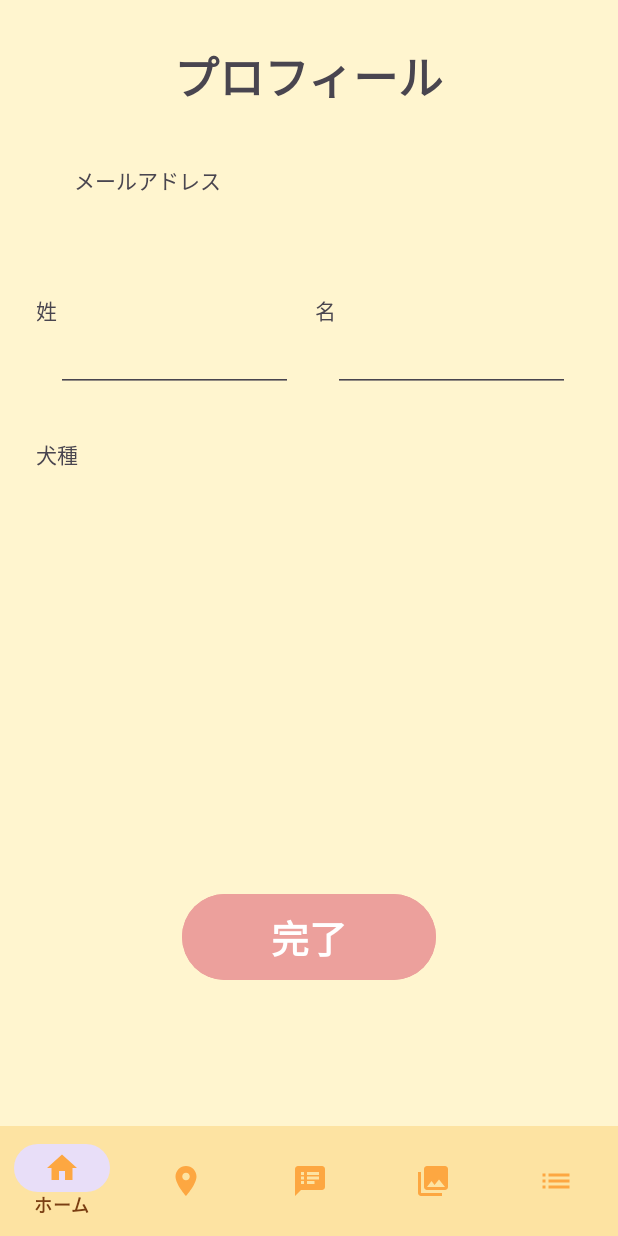
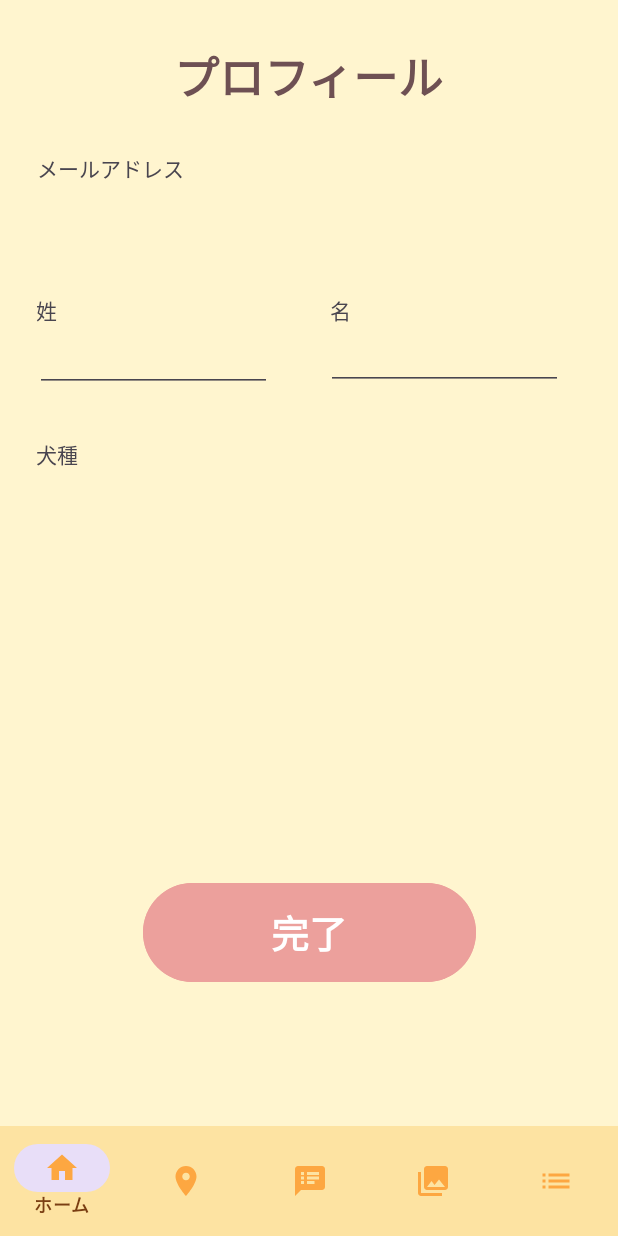
Before and after one commit to ymdsi/WandaForDays, an Android app: the fragment ProfileFragment placed in its activity, on a phone screen of 412 x 824 dp. Run offline under Robolectric (Android 15) with nearby library versions, the phone set to English and light mode, and no system bars.

Commit message:
プロフィール画面（仮）

```diff
--- a/app/src/main/res/layout/fragment_profile.xml
+++ b/app/src/main/res/layout/fragment_profile.xml
@@ -15,25 +15,25 @@
         android:text="プロフィール"
         android:textSize="30dp"
         android:textStyle="bold"
-        android:backgroundTint="@color/brown2"
+        android:textColor="@color/brown2"
         app:layout_constraintEnd_toEndOf="parent"
         app:layout_constraintStart_toStartOf="parent"
         app:layout_constraintTop_toTopOf="parent" />
 
     <TextView
-        android:id="@+id/textView2"
+        android:id="@+id/mail_text"
         android:layout_width="wrap_content"
         android:layout_height="wrap_content"
-        android:layout_marginTop="36dp"
+        android:layout_marginTop="28dp"
         android:layout_marginEnd="10dp"
         android:text="メールアドレス"
         app:layout_constraintEnd_toEndOf="parent"
-        app:layout_constraintHorizontal_bias="0.162"
+        app:layout_constraintHorizontal_bias="0.081"
         app:layout_constraintStart_toStartOf="parent"
         app:layout_constraintTop_toBottomOf="@+id/Text_profile" />
 
     <EditText
-        android:id="@+id/editTextText"
+        android:id="@+id/befor_nameinput"
         android:layout_width="158dp"
         android:layout_height="40dp"
         android:layout_marginTop="4dp"
@@ -41,25 +41,25 @@
         android:inputType="text"
         android:text=""
         app:layout_constraintEnd_toEndOf="parent"
-        app:layout_constraintHorizontal_bias="0.147"
+        app:layout_constraintHorizontal_bias="0.093"
         app:layout_constraintStart_toStartOf="parent"
-        app:layout_constraintTop_toBottomOf="@+id/textView4" />
+        app:layout_constraintTop_toBottomOf="@+id/befor_nametext" />
 
     <EditText
-        android:id="@+id/editTextText2"
+        android:id="@+id/after_nameinput"
         android:layout_width="158dp"
         android:layout_height="40dp"
-        android:layout_marginTop="4dp"
+        android:layout_marginTop="220dp"
         android:ems="10"
         android:inputType="text"
         android:text=""
         app:layout_constraintEnd_toEndOf="parent"
-        app:layout_constraintHorizontal_bias="0.875"
+        app:layout_constraintHorizontal_bias="0.856"
         app:layout_constraintStart_toStartOf="parent"
-        app:layout_constraintTop_toBottomOf="@+id/textView5" />
+        app:layout_constraintTop_toTopOf="parent" />
 
     <TextView
-        android:id="@+id/textView4"
+        android:id="@+id/befor_nametext"
         android:layout_width="wrap_content"
         android:layout_height="wrap_content"
         android:layout_marginStart="24dp"
@@ -69,17 +69,17 @@
         app:layout_constraintTop_toTopOf="parent" />
 
     <TextView
-        android:id="@+id/textView5"
-        android:layout_width="wrap_content"
-        android:layout_height="wrap_content"
-        android:layout_marginStart="172dp"
+        android:id="@+id/after_nametext"
+        android:layout_width="20dp"
+        android:layout_height="24dp"
+        android:layout_marginStart="220dp"
         android:layout_marginTop="196dp"
         android:text="名"
-        app:layout_constraintStart_toEndOf="@+id/textView4"
+        app:layout_constraintStart_toStartOf="parent"
         app:layout_constraintTop_toTopOf="parent" />
 
     <TextView
-        android:id="@+id/textView6"
+        android:id="@+id/dogbreed_text"
         android:layout_width="wrap_content"
         android:layout_height="wrap_content"
         android:layout_marginStart="24dp"
@@ -89,9 +89,9 @@
         app:layout_constraintTop_toTopOf="parent" />
 
     <Button
-        android:id="@+id/button2"
-        android:layout_width="169dp"
-        android:layout_height="65dp"
+        android:id="@+id/completion_button"
+        android:layout_width="222dp"
+        android:layout_height="74dp"
         android:backgroundTint="@color/pink"
         android:text="完了"
         android:textSize="25dp"
--- a/app/src/main/res/layout/fragment_question.xml
+++ b/app/src/main/res/layout/fragment_question.xml
@@ -8,14 +8,14 @@
 
 
     <TextView
-        android:id="@+id/Text_profile"
+        android:id="@+id/Text_inquiry"
         android:layout_width="wrap_content"
         android:layout_height="wrap_content"
         android:layout_marginTop="28dp"
         android:text="お問い合わせ"
         android:textSize="30dp"
         android:textStyle="bold"
-        android:backgroundTint="@color/brown2"
+        android:textColor="@color/brown2"
         app:layout_constraintEnd_toEndOf="parent"
         app:layout_constraintHorizontal_bias="0.497"
         app:layout_constraintStart_toStartOf="parent"
--- a/app/src/main/res/values/colors.xml
+++ b/app/src/main/res/values/colors.xml
@@ -11,5 +11,5 @@
     <color name="purple">#9E768F</color>
     <color name="brown">#87686B</color>
     <color name="pink3">#D47F7F</color>
-    <color name="brown2">#674C57</color>
+    <color name="brown2">#6E5053</color>
 </resources>
```
